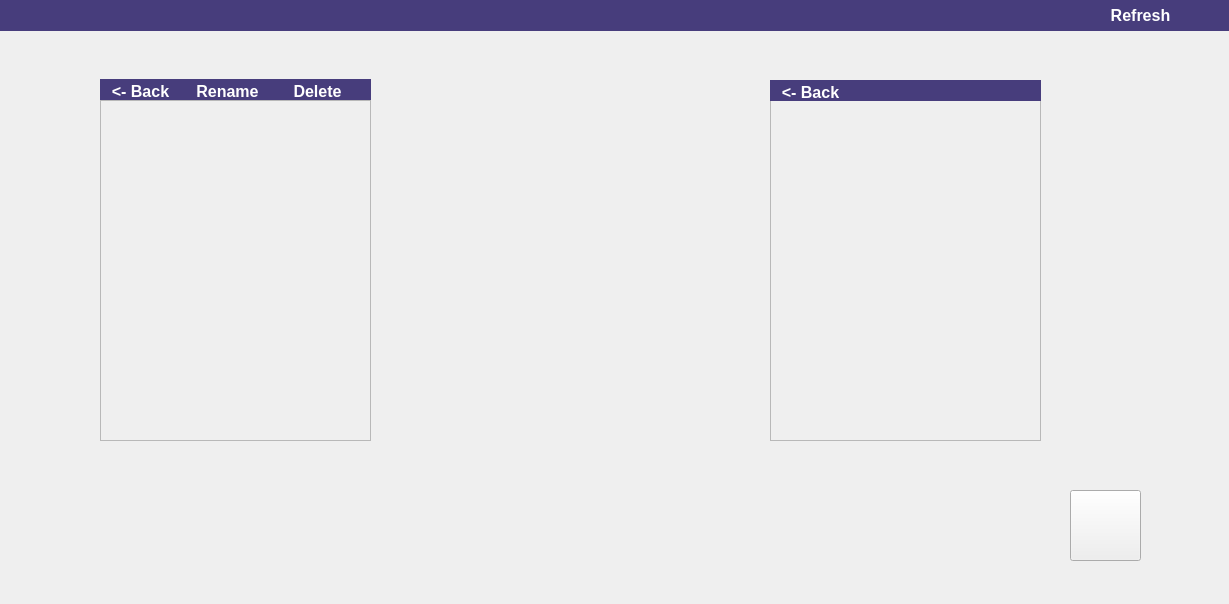
The window that OneDrive/OneDrive/Account.ui (mihaitudor17/One-Drive) describes before a commit, drawn with Qt 5.
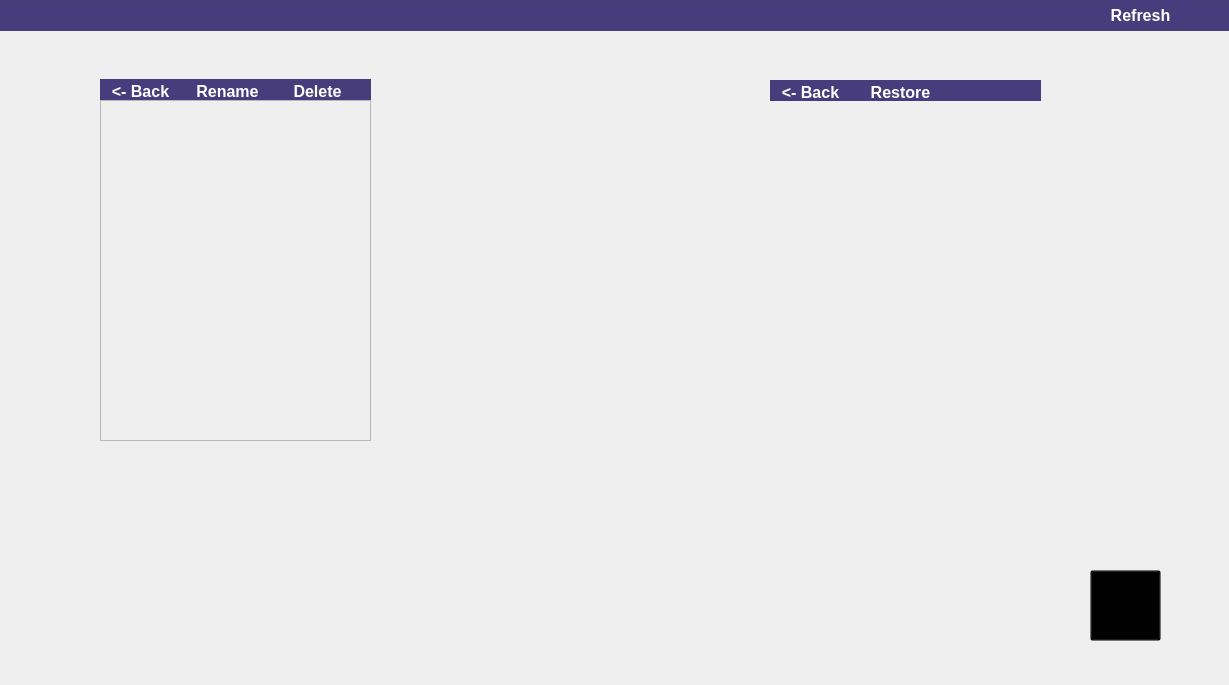
The same window after the commit. Icons and pictures are not drawn.

Commit message: Added a functionality to the recycle bin button that allows us to see what's inside.

What changed in the file:
```diff
--- a/OneDrive/OneDrive/Account.ui
+++ b/OneDrive/OneDrive/Account.ui
@@ -7,7 +7,7 @@
     <x>0</x>
     <y>0</y>
     <width>1229</width>
-    <height>604</height>
+    <height>685</height>
    </rect>
   </property>
   <property name="windowTitle">
@@ -64,6 +64,9 @@
      <height>341</height>
     </rect>
    </property>
+   <property name="styleSheet">
+    <string notr="true">background:transparent;</string>
+   </property>
    <property name="verticalScrollBarPolicy">
     <enum>Qt::ScrollBarAsNeeded</enum>
    </property>
@@ -252,6 +255,63 @@
      <string>&lt;- Back</string>
     </property>
    </widget>
+   <widget class="QPushButton" name="restore">
+    <property name="geometry">
+     <rect>
+      <x>90</x>
+      <y>0</y>
+      <width>81</width>
+      <height>24</height>
+     </rect>
+    </property>
+    <property name="styleSheet">
+     <string notr="true">QPushButton
+{
+font-weight:bold ;
+font-style : normal;
+border: 0.1px solid black;
+border-radius:15px;
+background:rgb(71, 61, 124);
+color:white;
+font-size:16px;
+}
+
+QPushButton:hover
+{
+   background-color:rgb(170, 149, 255);
+}</string>
+    </property>
+    <property name="text">
+     <string>Restore</string>
+    </property>
+   </widget>
+   <widget class="QPushButton" name="serverTrash">
+    <property name="geometry">
+     <rect>
+      <x>180</x>
+      <y>0</y>
+      <width>81</width>
+      <height>24</height>
+     </rect>
+    </property>
+    <property name="styleSheet">
+     <string notr="true">QPushButton
+{
+font-weight:bold ;
+font-style : normal;
+border: 0.1px solid black;
+border-radius:15px;
+background:rgb(71, 61, 124);
+color:white;
+font-size:16px;
+}
+
+</string>
+    </property>
+    <property name="text">
+     <string/>
+    </property>
+   </widget>
   </widget>
   <widget class="QWidget" name="menu_bar_local_2" native="true">
    <property name="geometry">
@@ -305,12 +365,15 @@
   <widget class="QPushButton" name="pushButton">
    <property name="geometry">
     <rect>
-     <x>1070</x>
-     <y>490</y>
+     <x>1090</x>
+     <y>570</y>
      <width>71</width>
      <height>71</height>
     </rect>
    </property>
+   <property name="styleSheet">
+    <string notr="true">background:transparent;</string>
+   </property>
    <property name="text">
     <string/>
    </property>
```
Left out of the diff: 34 changed lines with no effect on the pictures. The commit also changes 8 other files.
